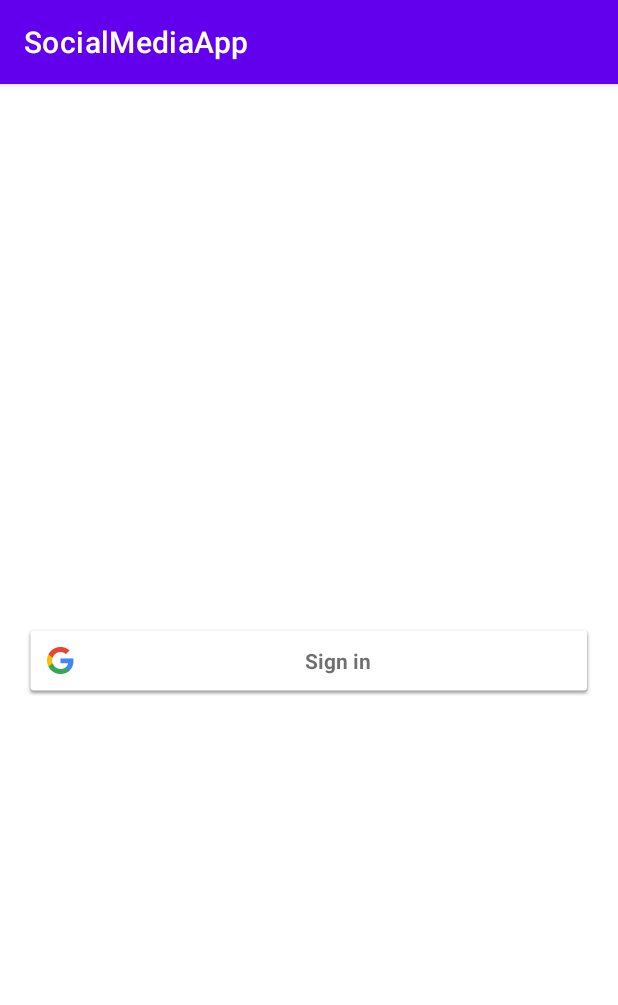
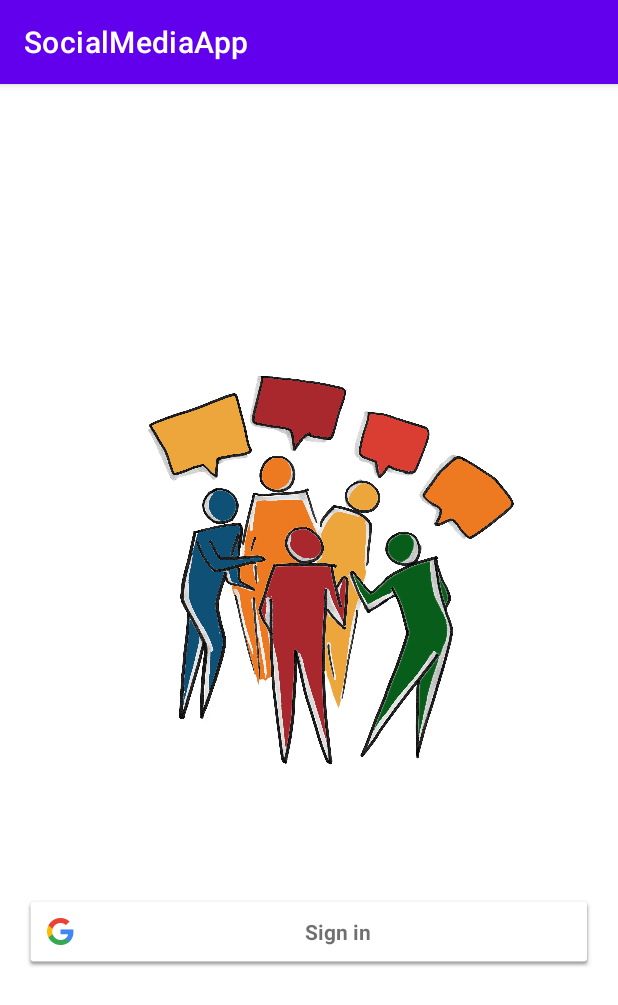
Before and after one commit to vivekdevre/socialMediaApp, an Android app: the screen it shows after launch (SignInActivity), on a phone screen of 412 x 824 dp. Shown: the top 1005 px of the screen. Run offline under Robolectric (Android 15) with nearby library versions, the light colour scheme and no system bars; our stand-ins replace Firebase (no records; nobody signed in at launch, a user with empty details on screens opened directly).

Commit message:
Fourth commit.

```diff
--- a/app/src/main/res/layout/activity_main.xml
+++ b/app/src/main/res/layout/activity_main.xml
@@ -24,4 +24,5 @@
         android:layout_margin="24dp"
         android:src="@drawable/ic_baseline_add_circle_24"/>
 
+
 </androidx.constraintlayout.widget.ConstraintLayout>
--- a/app/src/main/res/layout/activity_sign_in.xml
+++ b/app/src/main/res/layout/activity_sign_in.xml
@@ -5,17 +5,20 @@
     android:layout_width="match_parent"
     android:layout_height="match_parent"
     tools:context=".SignInActivity">
+
     <com.google.android.gms.common.SignInButton
+        android:id="@+id/signInButton"
         android:layout_width="0dp"
         android:layout_height="wrap_content"
-    android:id="@+id/signInButton"
         android:layout_margin="16dp"
+        android:visibility="visible"
+        app:layout_constraintBottom_toBottomOf="parent"
         app:layout_constraintEnd_toEndOf="parent"
+        app:layout_constraintHorizontal_bias="0.0"
         app:layout_constraintStart_toStartOf="parent"
         app:layout_constraintTop_toTopOf="parent"
-    app:layout_constraintBottom_toBottomOf="parent"
-    android:visibility="visible"
-    />
+        app:layout_constraintVertical_bias="0.763" />
+
     <ProgressBar
         android:id="@+id/progressBar"
         android:layout_width="wrap_content"
@@ -25,4 +28,16 @@
         app:layout_constraintStart_toStartOf="parent"
         app:layout_constraintTop_toTopOf="parent"
         android:visibility="gone" />
+
+    <ImageView
+        android:id="@+id/imageView"
+        android:layout_width="244dp"
+        android:layout_height="355dp"
+        app:layout_constraintBottom_toTopOf="@+id/signInButton"
+        app:layout_constraintEnd_toEndOf="parent"
+        app:layout_constraintHorizontal_bias="0.586"
+        app:layout_constraintStart_toStartOf="parent"
+        app:layout_constraintTop_toTopOf="parent"
+        app:layout_constraintVertical_bias="0.79"
+        app:srcCompat="@drawable/clipart" />
 </androidx.constraintlayout.widget.ConstraintLayout>
```
Also changed, not shown: app/src/main/java/com/example/socialmediaapp/MainActivity.kt (+22 -1 lines), app/src/main/res/menu/menu_main.xml (added, +8 -0 lines), app/src/main/res/drawable/clipart.png (added). Lines whose indentation alone changed are shown as unchanged.
